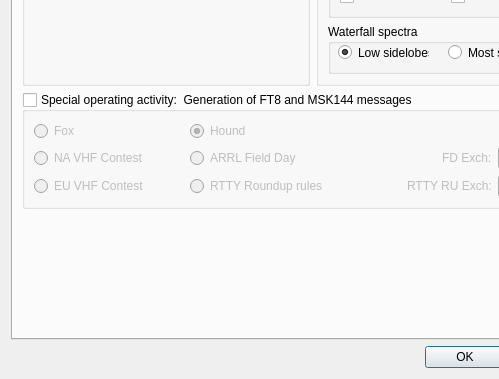
Qt form Configuration.ui (saitohirga/WSJT-X) before a commit; both pictures show x 0 to 499 and y 205 to 584 of the 602 by 584 pixel window.
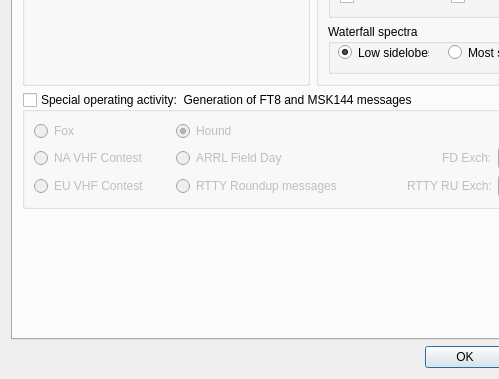
The same form after that commit. The open tabs and pages were chosen to show the change. Custom widgets are drawn as their Qt base class.

Commit message: Use a slightly more generic label "RTTY Roundup messages".

Patch:
```diff
--- a/Configuration.ui
+++ b/Configuration.ui
@@ -2556,7 +2556,7 @@
                <string>&lt;html&gt;&lt;head/&gt;&lt;body&gt;&lt;p&gt;ARRL RTTY Roundup and similar contests.  Exchange is US state, Canadian province, or &amp;quot;DX&amp;quot;.&lt;/p&gt;&lt;/body&gt;&lt;/html&gt;</string>
               </property>
               <property name="text">
-               <string>RTTY Roundup rules</string>
+               <string>RTTY Roundup messages</string>
               </property>
               <attribute name="buttonGroup">
                <string notr="true">special_op_activity_button_group</string>
```
